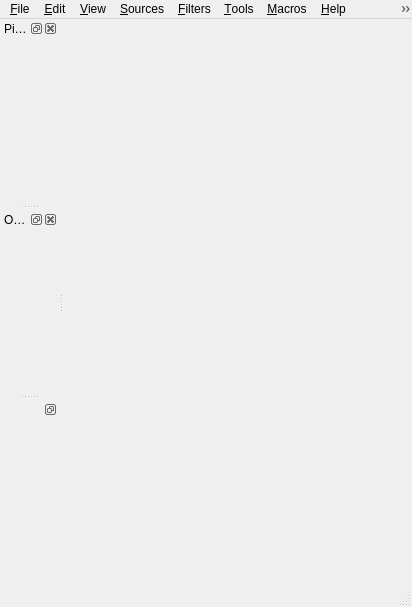
This is Examples/CustomApplications/Clone1/myMainWindow.ui in alexisylchan/ParaView as Qt 5 draws it before an edit. The edited form follows.
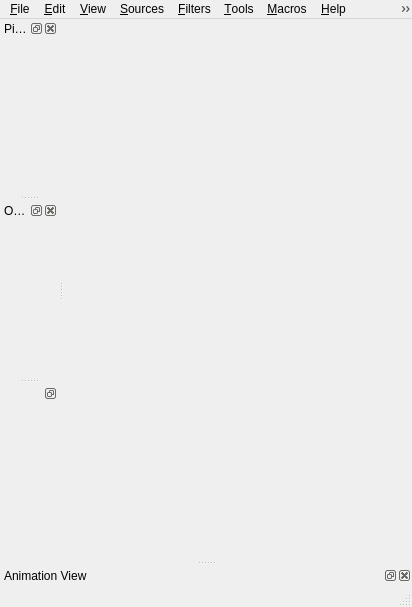
This is the edited form. Custom widgets are drawn as their Qt base class.

```diff
--- a/Examples/CustomApplications/Clone1/myMainWindow.ui
+++ b/Examples/CustomApplications/Clone1/myMainWindow.ui
@@ -107,6 +107,15 @@
    </attribute>
    <widget class="pqProxyTabWidget" name="proxyTabWidget"/>
   </widget>
+   <widget class="QDockWidget" name="animationViewDock">
+     <property name="windowTitle">
+       <string>Animation View</string>
+     </property>
+     <attribute name="dockWidgetArea">
+       <number>8</number>
+     </attribute>
+     <widget class="pqPVAnimationWidget" name="animationView"/>
+   </widget>
   <widget class="QDockWidget" name="proxyTabDock1">
    <property name="floating">
     <bool>true</bool>
@@ -142,6 +151,12 @@
    <header>pqViewManager.h</header>
    <container>1</container>
   </customwidget>
+   <customwidget>
+   <class>pqPVAnimationWidget</class>
+   <extends>QWidget</extends>
+   <header>pqPVAnimationWidget.h</header>
+   <container>1</container>
+   </customwidget> 
   <customwidget>
    <class>pqStatusBar</class>
    <extends>QStatusBar</extends>
```
